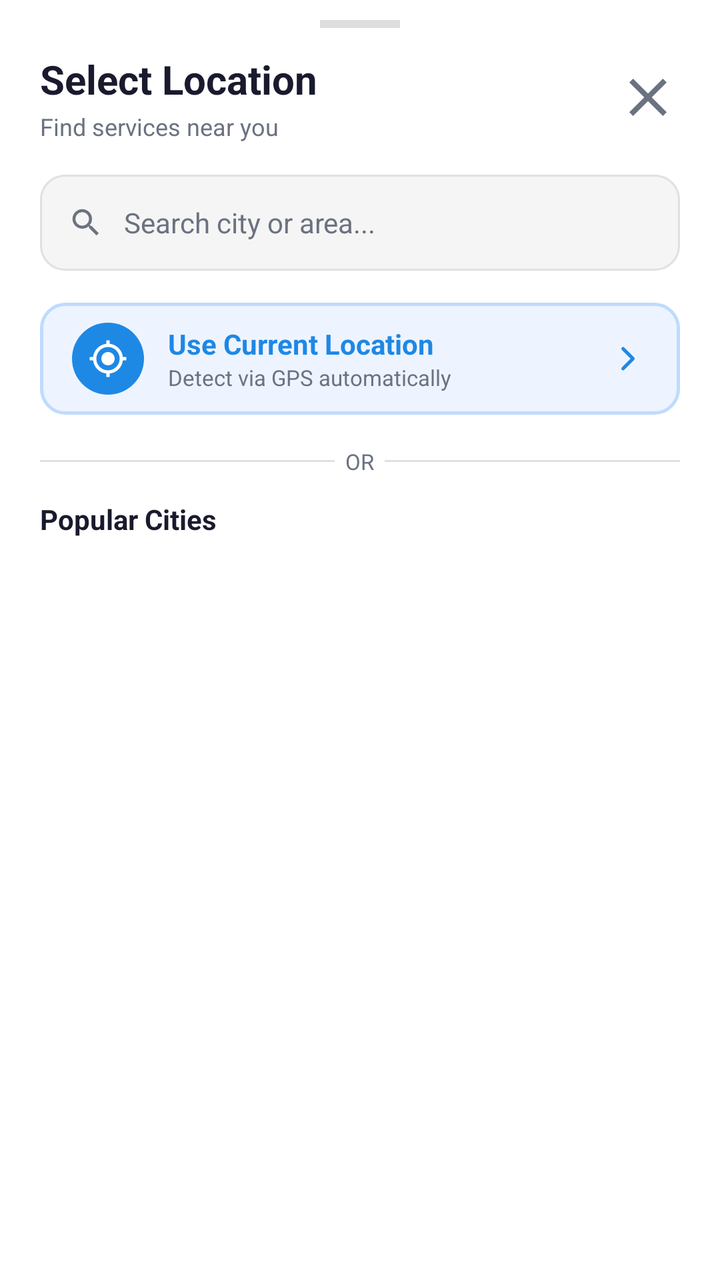
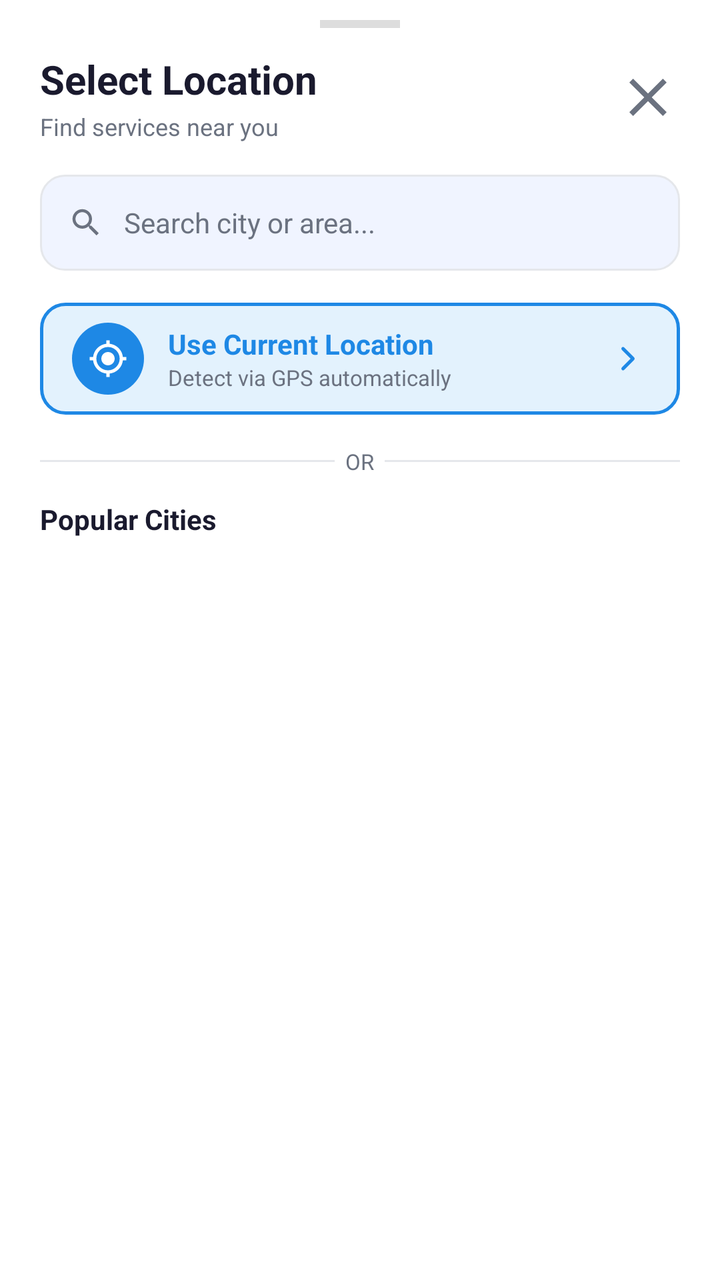

An Android layout rendered at two revisions. The XML below is the earlier revision; the diff shows what the commit changed to produce the second picture.
<!-- AndroidManifest.xml: application theme Theme.QuickFix -->
<!-- res/layout/bottom_sheet_location_picker.xml -->
<?xml version="1.0" encoding="utf-8"?>
<LinearLayout xmlns:android="http://schemas.android.com/apk/res/android"
    xmlns:app="http://schemas.android.com/apk/res-auto"
    android:layout_width="match_parent"
    android:layout_height="wrap_content"
    android:orientation="vertical"
    android:background="@color/card_bg"
    android:paddingBottom="24dp">

    
    <View
        android:layout_width="40dp"
        android:layout_height="4dp"
        android:layout_gravity="center_horizontal"
        android:layout_marginTop="10dp"
        android:layout_marginBottom="4dp"
        android:background="#DDDDDD" />

    
    <LinearLayout
        android:layout_width="match_parent"
        android:layout_height="wrap_content"
        android:orientation="horizontal"
        android:gravity="center_vertical"
        android:paddingHorizontal="20dp"
        android:paddingTop="8dp"
        android:paddingBottom="16dp">

        <LinearLayout
            android:layout_width="0dp"
            android:layout_height="wrap_content"
            android:layout_weight="1"
            android:orientation="vertical">

            <TextView
                android:layout_width="wrap_content"
                android:layout_height="wrap_content"
                android:text="Select Location"
                android:textColor="@color/text_primary"
                android:textSize="20sp"
                android:textStyle="bold" />

            <TextView
                android:layout_width="wrap_content"
                android:layout_height="wrap_content"
                android:text="Find services near you"
                android:textColor="@color/text_secondary"
                android:textSize="12sp"
                android:layout_marginTop="2dp" />
        </LinearLayout>

        <ImageView
            android:id="@+id/btnCloseLocationSheet"
            android:layout_width="32dp"
            android:layout_height="32dp"
            android:src="@drawable/ic_close"
            android:background="?attr/selectableItemBackgroundBorderless"
            app:tint="@color/text_secondary"
            android:contentDescription="Close" />
    </LinearLayout>

    
    <LinearLayout
        android:layout_width="match_parent"
        android:layout_height="48dp"
        android:layout_marginHorizontal="20dp"
        android:layout_marginBottom="16dp"
        android:background="@drawable/bg_search_field"
        android:gravity="center_vertical"
        android:orientation="horizontal"
        android:paddingStart="14dp"
        android:paddingEnd="8dp">

        <ImageView
            android:layout_width="18dp"
            android:layout_height="18dp"
            android:src="@drawable/ic_search"
            app:tint="@color/text_secondary"
            android:contentDescription="Search" />

        <EditText
            android:id="@+id/etLocationSearch"
            android:layout_width="0dp"
            android:layout_height="match_parent"
            android:layout_marginStart="10dp"
            android:layout_weight="1"
            android:background="@android:color/transparent"
            android:hint="Search city or area..."
            android:textColor="@color/text_primary"
            android:textColorHint="@color/text_secondary"
            android:textSize="14sp"
            android:imeOptions="actionSearch"
            android:inputType="text"
            android:singleLine="true" />

        <ImageView
            android:id="@+id/btnClearLocationSearch"
            android:layout_width="32dp"
            android:layout_height="32dp"
            android:src="@drawable/ic_close"
            android:padding="8dp"
            android:background="?attr/selectableItemBackgroundBorderless"
            app:tint="@color/text_secondary"
            android:visibility="gone"
            android:contentDescription="Clear" />
    </LinearLayout>

    
    <LinearLayout
        android:id="@+id/btnUseLiveLocation"
        android:layout_width="match_parent"
        android:layout_height="56dp"
        android:layout_marginHorizontal="20dp"
        android:layout_marginBottom="8dp"
        android:background="@drawable/bg_live_location_btn"
        android:clickable="true"
        android:focusable="true"
        android:gravity="center_vertical"
        android:orientation="horizontal"
        android:paddingHorizontal="16dp">

        <FrameLayout
            android:layout_width="36dp"
            android:layout_height="36dp"
            android:background="@drawable/bg_location_icon_circle">
            <ImageView
                android:layout_width="20dp"
                android:layout_height="20dp"
                android:layout_gravity="center"
                android:src="@drawable/ic_my_location"
                app:tint="#FFFFFF"
                android:contentDescription="GPS" />
        </FrameLayout>

        <LinearLayout
            android:layout_width="0dp"
            android:layout_height="wrap_content"
            android:layout_weight="1"
            android:orientation="vertical"
            android:layout_marginStart="12dp">

            <TextView
                android:layout_width="wrap_content"
                android:layout_height="wrap_content"
                android:text="Use Current Location"
                android:textColor="@color/primary"
                android:textSize="14sp"
                android:textStyle="bold" />

            <TextView
                android:id="@+id/tvLiveLocationSub"
                android:layout_width="wrap_content"
                android:layout_height="wrap_content"
                android:text="Detect via GPS automatically"
                android:textColor="@color/text_secondary"
                android:textSize="11sp" />
        </LinearLayout>

        <ProgressBar
            android:id="@+id/locationProgress"
            android:layout_width="24dp"
            android:layout_height="24dp"
            android:visibility="gone" />

        <ImageView
            android:layout_width="20dp"
            android:layout_height="20dp"
            android:src="@drawable/ic_arrow_right"
            app:tint="@color/primary"
            android:contentDescription="Go" />
    </LinearLayout>

    
    <LinearLayout
        android:id="@+id/btnClearLocation"
        android:layout_width="match_parent"
        android:layout_height="48dp"
        android:layout_marginHorizontal="20dp"
        android:layout_marginBottom="8dp"
        android:background="@drawable/bg_city_chip"
        android:clickable="true"
        android:focusable="true"
        android:gravity="center_vertical"
        android:orientation="horizontal"
        android:paddingHorizontal="16dp"
        android:visibility="gone">

        <ImageView
            android:layout_width="20dp"
            android:layout_height="20dp"
            android:src="@drawable/ic_close"
            app:tint="@color/emergency_red"
            android:contentDescription="Clear" />

        <TextView
            android:layout_width="0dp"
            android:layout_height="wrap_content"
            android:layout_weight="1"
            android:layout_marginStart="12dp"
            android:text="Clear Location (show all)"
            android:textColor="@color/emergency_red"
            android:textSize="13sp"
            android:textStyle="bold" />
    </LinearLayout>

    
    <LinearLayout
        android:layout_width="match_parent"
        android:layout_height="wrap_content"
        android:orientation="horizontal"
        android:gravity="center_vertical"
        android:paddingHorizontal="20dp"
        android:paddingTop="8dp"
        android:paddingBottom="12dp">

        <View
            android:layout_width="0dp"
            android:layout_height="1dp"
            android:layout_weight="1"
            android:background="#E0E0E0" />

        <TextView
            android:layout_width="wrap_content"
            android:layout_height="wrap_content"
            android:text="  OR  "
            android:textColor="@color/text_secondary"
            android:textSize="11sp" />

        <View
            android:layout_width="0dp"
            android:layout_height="1dp"
            android:layout_weight="1"
            android:background="#E0E0E0" />
    </LinearLayout>

    
    <TextView
        android:id="@+id/tvPopularCitiesLabel"
        android:layout_width="wrap_content"
        android:layout_height="wrap_content"
        android:text="Popular Cities"
        android:textColor="@color/text_primary"
        android:textSize="14sp"
        android:textStyle="bold"
        android:paddingHorizontal="20dp"
        android:paddingBottom="10dp" />

    
    <LinearLayout
        android:id="@+id/popularCitiesGrid"
        android:layout_width="match_parent"
        android:layout_height="wrap_content"
        android:orientation="vertical"
        android:paddingHorizontal="16dp" />

    
    <TextView
        android:id="@+id/tvSearchResultsLabel"
        android:layout_width="wrap_content"
        android:layout_height="wrap_content"
        android:text="Search Results"
        android:textColor="@color/text_primary"
        android:textSize="14sp"
        android:textStyle="bold"
        android:paddingHorizontal="20dp"
        android:paddingBottom="8dp"
        android:visibility="gone" />

    
    <androidx.recyclerview.widget.RecyclerView
        android:id="@+id/rvLocationResults"
        android:layout_width="match_parent"
        android:layout_height="wrap_content"
        android:nestedScrollingEnabled="false"
        android:maxHeight="200dp"
        android:paddingHorizontal="16dp"
        android:visibility="gone" />

</LinearLayout>
<!-- resources referenced by this layout -->
<resources>
  <color name="card_bg">#FFFFFF</color>
  <color name="emergency_red">#D32F2F</color>
  <color name="primary">#1E88E5</color>
  <color name="text_primary">#1A1A2E</color>
  <color name="text_secondary">#6B7280</color>
  <!-- drawable bg_city_chip (drawable) -->
  <?xml version="1.0" encoding="utf-8"?>
  <shape xmlns:android="http://schemas.android.com/apk/res/android"
      android:shape="rectangle">
      <solid android:color="#FFFFFF" />
      <stroke android:width="1dp" android:color="#E8E8E8" />
      <corners android:radius="10dp" />
  </shape>
  <!-- drawable bg_live_location_btn (drawable) -->
  <?xml version="1.0" encoding="utf-8"?>
  <shape xmlns:android="http://schemas.android.com/apk/res/android"
      android:shape="rectangle">
      <solid android:color="#EEF4FF" />
      <stroke android:width="1.5dp" android:color="#BFDBFE" />
      <corners android:radius="12dp" />
  </shape>
  <!-- drawable bg_location_icon_circle (drawable) -->
  <?xml version="1.0" encoding="utf-8"?>
  <shape xmlns:android="http://schemas.android.com/apk/res/android"
      android:shape="oval">
      <solid android:color="#1E88E5" />
  </shape>
  <!-- drawable bg_search_field (drawable) -->
  <?xml version="1.0" encoding="utf-8"?>
  <shape xmlns:android="http://schemas.android.com/apk/res/android"
      android:shape="rectangle">
      <solid android:color="#F5F5F5" />
      <stroke android:width="1dp" android:color="#E0E0E0" />
      <corners android:radius="12dp" />
  </shape>
  <style name="Theme.QuickFix" parent="Base.Theme.QuickFix" />
  <style name="Base.Theme.QuickFix" parent="Theme.Material3.Light.NoActionBar">
          <item name="colorPrimary">@color/primary</item>
          <item name="colorPrimaryDark">@color/primary_dark</item>
          <item name="colorAccent">@color/accent_green</item>
          <item name="android:windowBackground">@color/screen_background</item>
          <item name="colorSurface">@color/card_bg</item>
          <item name="colorOnSurface">@color/text_primary</item>
          <item name="android:colorBackground">@color/screen_background</item>
          <item name="colorOnBackground">@color/text_primary</item>
          
          <item name="bottomSheetDialogTheme">@style/Theme.QuickFix.BottomSheet</item>
      </style>
  <color name="primary_dark">#1565C0</color>
  <color name="accent_green">#43A047</color>
  <color name="screen_background">#F4F7FB</color>
  <style name="Theme.QuickFix.BottomSheet" parent="ThemeOverlay.Material3.BottomSheetDialog">
          <item name="colorSurface">@color/card_bg</item>
          <item name="colorOnSurface">@color/text_primary</item>
          <item name="android:colorBackground">@color/card_bg</item>
      </style>
  <!-- unchanged entries left out for length: 4 -->
</resources>

<!-- the commit's change to res/layout/bottom_sheet_location_picker.xml (unified diff, before → after) -->
@@ -14,7 +14,7 @@
         android:layout_gravity="center_horizontal"
         android:layout_marginTop="10dp"
         android:layout_marginBottom="4dp"
-        android:background="#DDDDDD" />
+        android:background="@color/drag_handle" />
 
     
     <LinearLayout
@@ -217,7 +217,7 @@
             android:layout_width="0dp"
             android:layout_height="1dp"
             android:layout_weight="1"
-            android:background="#E0E0E0" />
+            android:background="@color/divider" />
 
         <TextView
             android:layout_width="wrap_content"
@@ -230,7 +230,7 @@
             android:layout_width="0dp"
             android:layout_height="1dp"
             android:layout_weight="1"
-            android:background="#E0E0E0" />
+            android:background="@color/divider" />
     </LinearLayout>
 
     
<!-- resource entries referenced after the edit -->
@@ -1,6 +1,8 @@
 <!-- resources referenced by this layout -->
 <resources>
   <color name="card_bg">#FFFFFF</color>
+  <color name="divider">#E5E7EB</color>
+  <color name="drag_handle">#DDDDDD</color>
   <color name="emergency_red">#D32F2F</color>
   <color name="primary">#1E88E5</color>
   <color name="text_primary">#1A1A2E</color>
@@ -9,16 +11,16 @@
   <?xml version="1.0" encoding="utf-8"?>
   <shape xmlns:android="http://schemas.android.com/apk/res/android"
       android:shape="rectangle">
-      <solid android:color="#FFFFFF" />
-      <stroke android:width="1dp" android:color="#E8E8E8" />
+      <solid android:color="@color/card_bg" />
+      <stroke android:width="1dp" android:color="@color/divider" />
       <corners android:radius="10dp" />
   </shape>
   <!-- drawable bg_live_location_btn (drawable) -->
   <?xml version="1.0" encoding="utf-8"?>
   <shape xmlns:android="http://schemas.android.com/apk/res/android"
       android:shape="rectangle">
-      <solid android:color="#EEF4FF" />
-      <stroke android:width="1.5dp" android:color="#BFDBFE" />
+      <solid android:color="@color/info_bg" />
+      <stroke android:width="1.5dp" android:color="@color/primary" />
       <corners android:radius="12dp" />
   </shape>
   <!-- drawable bg_location_icon_circle (drawable) -->
@@ -31,11 +33,13 @@
   <?xml version="1.0" encoding="utf-8"?>
   <shape xmlns:android="http://schemas.android.com/apk/res/android"
       android:shape="rectangle">
-      <solid android:color="#F5F5F5" />
-      <stroke android:width="1dp" android:color="#E0E0E0" />
+      <solid android:color="@color/search_bg" />
+      <stroke android:width="1dp" android:color="@color/divider" />
       <corners android:radius="12dp" />
   </shape>
   <style name="Theme.QuickFix" parent="Base.Theme.QuickFix" />
+  <color name="info_bg">#E3F2FD</color>
+  <color name="search_bg">#F0F4FF</color>
   <style name="Base.Theme.QuickFix" parent="Theme.Material3.Light.NoActionBar">
           <item name="colorPrimary">@color/primary</item>
           <item name="colorPrimaryDark">@color/primary_dark</item>
@@ -45,12 +49,25 @@
           <item name="colorOnSurface">@color/text_primary</item>
           <item name="android:colorBackground">@color/screen_background</item>
           <item name="colorOnBackground">@color/text_primary</item>
+          <item name="colorSurfaceVariant">@color/surface_variant</item>
+          <item name="colorOutline">@color/divider</item>
+          <item name="colorOutlineVariant">@color/divider</item>
+          <item name="materialAlertDialogTheme">@style/Theme.QuickFix.AdminDialog</item>
+          <item name="alertDialogTheme">@style/Theme.QuickFix.AdminDialog</item>
+          <item name="android:statusBarColor">@android:color/transparent</item>
+          <item name="android:navigationBarColor">@color/screen_background</item>
           
           <item name="bottomSheetDialogTheme">@style/Theme.QuickFix.BottomSheet</item>
       </style>
   <color name="primary_dark">#1565C0</color>
   <color name="accent_green">#43A047</color>
   <color name="screen_background">#F4F7FB</color>
+  <color name="surface_variant">#F5F7FA</color>
+  <style name="Theme.QuickFix.AdminDialog" parent="ThemeOverlay.Material3.MaterialAlertDialog">
+          <item name="colorSurface">@color/card_bg</item>
+          <item name="colorOnSurface">@color/text_primary</item>
+          <item name="colorOutline">@color/divider</item>
+      </style>
   <style name="Theme.QuickFix.BottomSheet" parent="ThemeOverlay.Material3.BottomSheetDialog">
           <item name="colorSurface">@color/card_bg</item>
           <item name="colorOnSurface">@color/text_primary</item>
